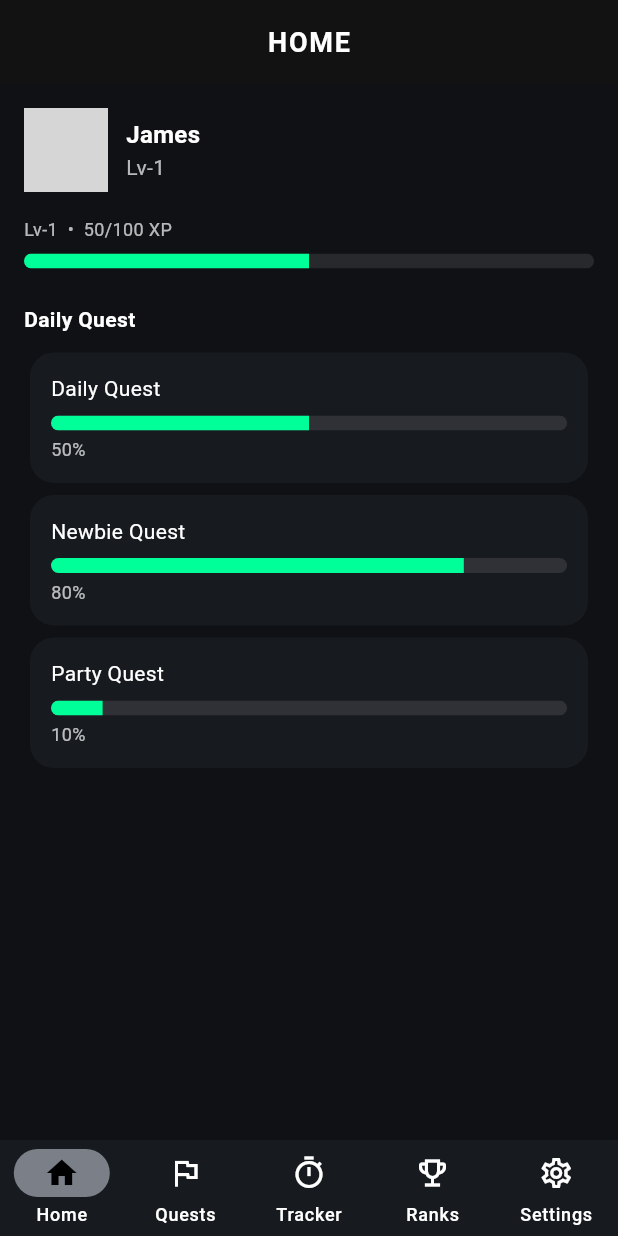
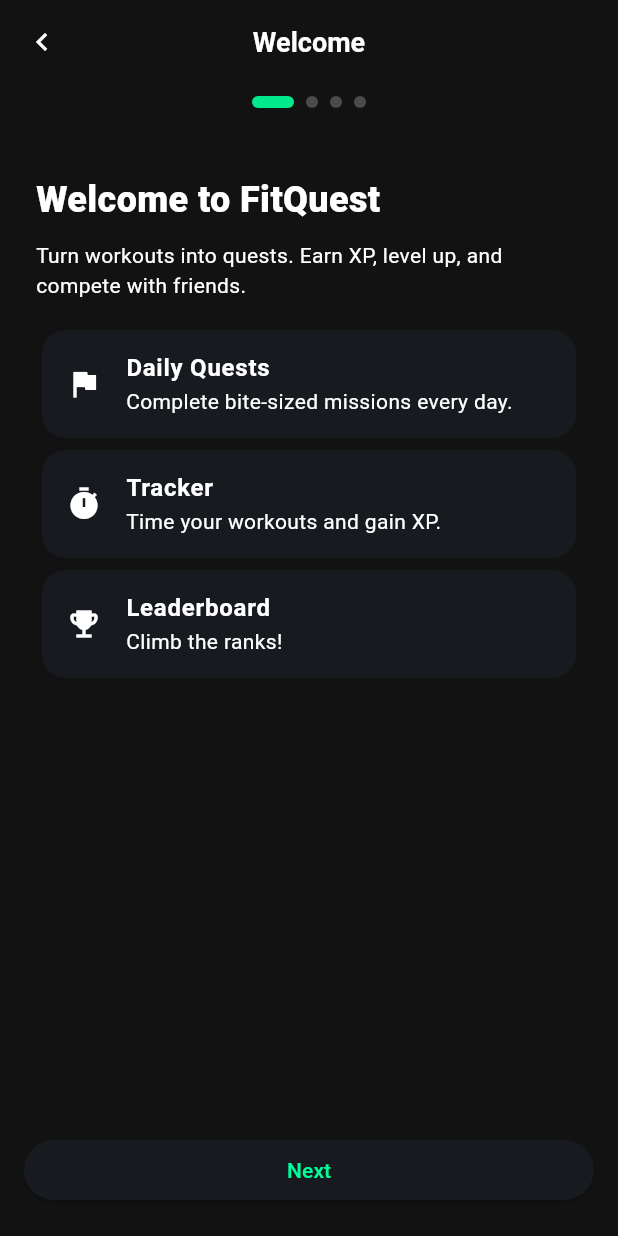
Before and after one commit to S706-a11/fitquest_frontend, a Flutter app: the screen it shows after launch, after a tap on "Log In", on a phone screen of 412 x 824 dp. Run offline on Flutter 3.47's test engine with Material 3 defaults, Android fonts, the phone set to English and light mode, and no system bars; accounts and stored records are empty; network calls fail; grey boxes are pictures that could not be loaded.

Commit message:
(Onboarding)

```diff
--- /dev/null
+++ b/lib/models/profile.dart
@@ -0,0 +1,15 @@
+class Profile {
+  String displayName;
+  String avatar;
+  double weightKg;
+  double heightCm;
+  String fitnessLevel;
+
+  Profile({
+    this.displayName = 'Test1',
+    this.avatar = 'https://i.pravatar.cc/200?img=11',
+    this.weightKg = 0,
+    this.heightCm = 0,
+    this.fitnessLevel = 'Beginner',
+  });
+}
--- a/lib/pages/login_page.dart
+++ b/lib/pages/login_page.dart
@@ -1,6 +1,6 @@
 import 'package:flutter/material.dart';
 import 'register_page.dart';
-import '../main.dart';
+import 'onboarding/onboarding_flow.dart';
 
 class LoginPage extends StatefulWidget {
   const LoginPage({super.key});
@@ -13,6 +13,13 @@ class _LoginPageState extends State<LoginPage> {
   final _email = TextEditingController();
   final _password = TextEditingController();
   bool _obscure = true;
+
+  @override
+  void dispose() {
+    _email.dispose();
+    _password.dispose();
+    super.dispose();
+  }
 
   @override
   Widget build(BuildContext context) {
@@ -37,9 +44,10 @@ class _LoginPageState extends State<LoginPage> {
                 ),
                 const SizedBox(height: 40),
 
-                // Email field
+                // Email
                 TextField(
                   controller: _email,
+                  keyboardType: TextInputType.emailAddress,
                   style: const TextStyle(color: Colors.white),
                   decoration: InputDecoration(
                     hintText: 'Email',
@@ -55,7 +63,7 @@ class _LoginPageState extends State<LoginPage> {
                 ),
                 const SizedBox(height: 20),
 
-                // Password field
+                // Password
                 TextField(
                   controller: _password,
                   obscureText: _obscure,
@@ -67,10 +75,7 @@ class _LoginPageState extends State<LoginPage> {
                     fillColor: const Color(0xFF1A1A1D),
                     prefixIcon: const Icon(Icons.lock_outline, color: Colors.white54),
                     suffixIcon: IconButton(
-                      icon: Icon(
-                        _obscure ? Icons.visibility : Icons.visibility_off,
-                        color: Colors.white54,
-                      ),
+                      icon: Icon(_obscure ? Icons.visibility : Icons.visibility_off, color: Colors.white54),
                       onPressed: () => setState(() => _obscure = !_obscure),
                     ),
                     border: OutlineInputBorder(
@@ -79,41 +84,37 @@ class _LoginPageState extends State<LoginPage> {
                     ),
                   ),
                 ),
-                const SizedBox(height: 40),
 
-                // Login Button
+                const SizedBox(height: 32),
+
+                // Log In (mock) → Onboarding
                 SizedBox(
                   width: double.infinity,
                   child: ElevatedButton(
                     onPressed: () {
                       Navigator.pushReplacement(
                         context,
-                        MaterialPageRoute(builder: (_) => const RootShell()),
+                        MaterialPageRoute(builder: (_) => const OnboardingFlow()),
                       );
                     },
                     style: ElevatedButton.styleFrom(
                       backgroundColor: const Color(0xFF00FF99),
                       foregroundColor: Colors.black,
                       padding: const EdgeInsets.symmetric(vertical: 16),
-                      shape: RoundedRectangleBorder(
-                        borderRadius: BorderRadius.circular(14),
-                      ),
-                      textStyle: const TextStyle(
-                        fontWeight: FontWeight.w700,
-                        fontSize: 18,
-                      ),
+                      shape: RoundedRectangleBorder(borderRadius: BorderRadius.circular(14)),
+                      textStyle: const TextStyle(fontWeight: FontWeight.w700, fontSize: 18),
                     ),
                     child: const Text('Log In'),
                   ),
                 ),
 
-                const SizedBox(height: 25),
+                const SizedBox(height: 24),
 
-                // Or divider
+                // Divider
                 Row(
-                  children: [
+                  children: const [
                     Expanded(child: Divider(color: Colors.white24)),
-                    const Padding(
+                    Padding(
                       padding: EdgeInsets.symmetric(horizontal: 8.0),
                       child: Text('or', style: TextStyle(color: Colors.white54)),
                     ),
@@ -121,21 +122,21 @@ class _LoginPageState extends State<LoginPage> {
                   ],
                 ),
 
-                const SizedBox(height: 25),
+                const SizedBox(height: 20),
 
-                // Social login buttons (mock)
+                // Social (mock only)
                 Row(
                   mainAxisAlignment: MainAxisAlignment.center,
                   children: [
                     _socialButton(Icons.g_mobiledata, 'Google'),
-                    const SizedBox(width: 16),
+                    const SizedBox(width: 12),
                     _socialButton(Icons.apple, 'Apple'),
                   ],
                 ),
 
-                const SizedBox(height: 35),
+                const SizedBox(height: 28),
 
-                // Sign up link
+                // Go to Sign Up
                 GestureDetector(
                   onTap: () {
                     Navigator.push(
@@ -156,17 +157,17 @@ class _LoginPageState extends State<LoginPage> {
     );
   }
 
-  Widget _socialButton(IconData icon, String label) {
+  static Widget _socialButton(IconData icon, String label) {
     return Container(
       decoration: BoxDecoration(
         border: Border.all(color: Colors.white24),
         borderRadius: BorderRadius.circular(12),
         color: const Color(0xFF1A1A1D),
       ),
-      padding: const EdgeInsets.symmetric(vertical: 10, horizontal: 20),
+      padding: const EdgeInsets.symmetric(vertical: 10, horizontal: 18),
       child: Row(
         children: [
-          Icon(icon, color: Colors.white, size: 24),
+          Icon(icon, color: Colors.white, size: 22),
           const SizedBox(width: 6),
           Text(label, style: const TextStyle(color: Colors.white)),
         ],
--- /dev/null
+++ b/lib/pages/onboarding/onboarding_flow.dart
@@ -0,0 +1,266 @@
+import 'package:flutter/material.dart';
+import '../../models/profile.dart';
+import '../../services/session.dart';
+import '../../main.dart';
+
+class OnboardingFlow extends StatefulWidget {
+  const OnboardingFlow({super.key});
+
+  @override
+  State<OnboardingFlow> createState() => _OnboardingFlowState();
+}
+
+class _OnboardingFlowState extends State<OnboardingFlow> {
+  final _page = PageController();
+  int _index = 0;
+
+  // form state (local only)
+  final _name = TextEditingController();
+  final _weight = TextEditingController();
+  final _height = TextEditingController();
+  String _avatar = _avatars.first;
+  String _level = 'Beginner';
+
+  static const _avatars = [
+    'https://i.pravatar.cc/200?img=11',
+    'https://i.pravatar.cc/200?img=12',
+    'https://i.pravatar.cc/200?img=13',
+    'https://i.pravatar.cc/200?img=14',
+    'https://i.pravatar.cc/200?img=15',
+    'https://i.pravatar.cc/200?img=16',
+  ];
+
+  @override
+  void dispose() {
+    _page.dispose();
+    _name.dispose();
+    _weight.dispose();
+    _height.dispose();
+    super.dispose();
+  }
+
+  void _next() {
+    if (_index < 3) {
+      _page.nextPage(duration: const Duration(milliseconds: 250), curve: Curves.easeOut);
+    } else {
+      _finish();
+    }
+  }
+
+  void _back() {
+    if (_index > 0) {
+      _page.previousPage(duration: const Duration(milliseconds: 250), curve: Curves.easeOut);
+    } else {
+      Navigator.pop(context);
+    }
+  }
+
+  void _finish() {
+    final p = Profile(
+      displayName: _name.text.trim().isEmpty ? 'Adventurer' : _name.text.trim(),
+      avatar: _avatar,
+      weightKg: double.tryParse(_weight.text.trim()) ?? 0,
+      heightCm: double.tryParse(_height.text.trim()) ?? 0,
+      fitnessLevel: _level,
+    );
+    Session.current = p; // in-memory only
+    Navigator.pushReplacement(context, MaterialPageRoute(builder: (_) => const RootShell()));
+  }
+
+  @override
+  Widget build(BuildContext context) {
+    final theme = Theme.of(context);
+    return Scaffold(
+      backgroundColor: theme.colorScheme.background,
+      appBar: AppBar(
+        backgroundColor: theme.colorScheme.background,
+        elevation: 0,
+        leading: IconButton(icon: const Icon(Icons.chevron_left), onPressed: _back),
+        centerTitle: true,
+        title: Text(['Welcome','Profile','Metrics','Level'][_index],
+          style: const TextStyle(color: Colors.white)),
+      ),
+      body: Column(
+        children: [
+          const SizedBox(height: 8),
+          // simple progress
+          Row(
+            mainAxisAlignment: MainAxisAlignment.center,
+            children: List.generate(4, (i) => _dot(i <= _index, theme)),
+          ),
+          const SizedBox(height: 8),
+          Expanded(
+            child: PageView(
+              controller: _page,
+              physics: const NeverScrollableScrollPhysics(),
+              onPageChanged: (i) => setState(() => _index = i),
+              children: [
+                _WelcomeStep(),
+                _ProfileStep(
+                  name: _name,
+                  avatars: _avatars,
+                  selected: _avatar,
+                  onSelected: (v) => setState(() => _avatar = v),
+                ),
+                _MetricsStep(weight: _weight, height: _height),
+                _LevelStep(level: _level, onChange: (v) => setState(() => _level = v)),
+              ],
+            ),
+          ),
+          Padding(
+            padding: const EdgeInsets.fromLTRB(16, 10, 16, 20),
+            child: SizedBox(
+              width: double.infinity,
+              child: ElevatedButton(
+                onPressed: _next,
+                child: Text(_index < 3 ? 'Next' : 'Finish'),
+              ),
+            ),
+          ),
+        ],
+      ),
+    );
+  }
+
+  Widget _dot(bool active, ThemeData theme) => AnimatedContainer(
+    duration: const Duration(milliseconds: 200),
+    margin: const EdgeInsets.symmetric(horizontal: 4),
+    width: active ? 28 : 8,
+    height: 8,
+    decoration: BoxDecoration(
+      color: active ? theme.colorScheme.primary.withOpacity(.9) : Colors.white24,
+      borderRadius: BorderRadius.circular(20),
+    ),
+  );
+}
+
+class _WelcomeStep extends StatelessWidget {
+  @override
+  Widget build(BuildContext context) {
+    return ListView(
+      padding: const EdgeInsets.all(24),
+      children: const [
+        SizedBox(height: 12),
+        Text('Welcome to FitQuest', style: TextStyle(fontSize: 24, fontWeight: FontWeight.w800)),
+        SizedBox(height: 10),
+        Text('Turn workouts into quests. Earn XP, level up, and compete with friends.'),
+        SizedBox(height: 16),
+        _Feature(icon: Icons.flag, title: 'Daily Quests', desc: 'Complete bite-sized missions every day.'),
+        _Feature(icon: Icons.timer, title: 'Tracker', desc: 'Time your workouts and gain XP.'),
+        _Feature(icon: Icons.emoji_events, title: 'Leaderboard', desc: 'Climb the ranks!'),
+      ],
+    );
+  }
+}
+
+class _Feature extends StatelessWidget {
+  final IconData icon; final String title; final String desc;
+  const _Feature({required this.icon, required this.title, required this.desc});
+  @override
+  Widget build(BuildContext context) {
+    return Card(
+      child: ListTile(leading: Icon(icon), title: Text(title, style: const TextStyle(fontWeight: FontWeight.w600)), subtitle: Text(desc)),
+    );
+  }
+}
+
+class _ProfileStep extends StatelessWidget {
+  final TextEditingController name;
+  final List<String> avatars;
+  final String selected;
+  final ValueChanged<String> onSelected;
+  const _ProfileStep({required this.name, required this.avatars, required this.selected, required this.onSelected});
+
+  @override
+  Widget build(BuildContext context) {
+    return ListView(
+      padding: const EdgeInsets.all(24),
+      children: [
+        const Text('Choose your avatar', style: TextStyle(fontSize: 16, fontWeight: FontWeight.w700)),
+        const SizedBox(height: 12),
+        Wrap(
+          spacing: 10, runSpacing: 10,
+          children: avatars.map((a) {
+            final isSel = a == selected;
+            return GestureDetector(
+              onTap: () => onSelected(a),
+              child: Container(
+                decoration: BoxDecoration(
+                  borderRadius: BorderRadius.circular(10),
+                  border: Border.all(color: isSel ? const Color(0xFF00FF99) : Colors.white24, width: 2),
+                ),
+                child: ClipRRect(
+                  borderRadius: BorderRadius.circular(8),
+                  child: Image.network(a, width: 72, height: 72, fit: BoxFit.cover),
+                ),
+              ),
+            );
+          }).toList(),
+        ),
+        const SizedBox(height: 20),
+        const Text('Display name', style: TextStyle(fontSize: 16, fontWeight: FontWeight.w700)),
+        const SizedBox(height: 8),
+        TextField(decoration: const InputDecoration(hintText: 'e.g. James'), controller: name),
+      ],
+    );
+  }
+}
+
+class _MetricsStep extends StatelessWidget {
+  final TextEditingController weight;
+  final TextEditingController height;
+  const _MetricsStep({required this.weight, required this.height});
+
+  @override
+  Widget build(BuildContext context) {
+    return Padding(
+      padding: const EdgeInsets.all(24),
+      child: Column(
+        crossAxisAlignment: CrossAxisAlignment.stretch,
+        children: [
+          const Text('Your metrics', style: TextStyle(fontSize: 16, fontWeight: FontWeight.w700)),
+          const SizedBox(height: 12),
+          Row(
+            children: [
+              Expanded(child: TextField(decoration: const InputDecoration(hintText: 'Weight', suffixText: 'kg'), controller: weight, keyboardType: const TextInputType.numberWithOptions(decimal: true))),
+              const SizedBox(width: 12),
+              Expanded(child: TextField(decoration: const InputDecoration(hintText: 'Height', suffixText: 'cm'), controller: height, keyboardType: const TextInputType.numberWithOptions(decimal: true))),
+            ],
+          ),
+          const SizedBox(height: 12),
+          const Text('You can edit these later in Settings.', style: TextStyle(color: Colors.white70)),
+        ],
+      ),
+    );
+  }
+}
+
+class _LevelStep extends StatelessWidget {
+  final String level;
+  final ValueChanged<String> onChange;
+  const _LevelStep({required this.level, required this.onChange});
+
+  @override
+  Widget build(BuildContext context) {
+    const levels = ['Beginner', 'Intermediate', 'Advanced'];
+    return Padding(
+      padding: const EdgeInsets.all(24),
+      child: Column(
+        crossAxisAlignment: CrossAxisAlignment.start,
+        children: [
+          const Text('Choose your fitness level', style: TextStyle(fontSize: 16, fontWeight: FontWeight.w700)),
+          const SizedBox(height: 12),
+          Wrap(
+            spacing: 10,
+            children: levels.map((l) {
+              final sel = l == level;
+              return ChoiceChip(selected: sel, label: Text(l), onSelected: (_) => onChange(l));
+            }).toList(),
+          ),
+          const SizedBox(height: 24),
+          const Text('We’ll tune quests to your level.', style: TextStyle(color: Colors.white70)),
+        ],
+      ),
+    );
+  }
+}
--- /dev/null
+++ b/lib/services/session.dart
@@ -0,0 +1,7 @@
+import '../models/profile.dart';
+
+class Session {
+  static Profile? current;
+
+  static Profile get orDefault => current ?? Profile();
+}
```
Also changed, not shown: lib/pages/register_page.dart (+19 -26 lines).
